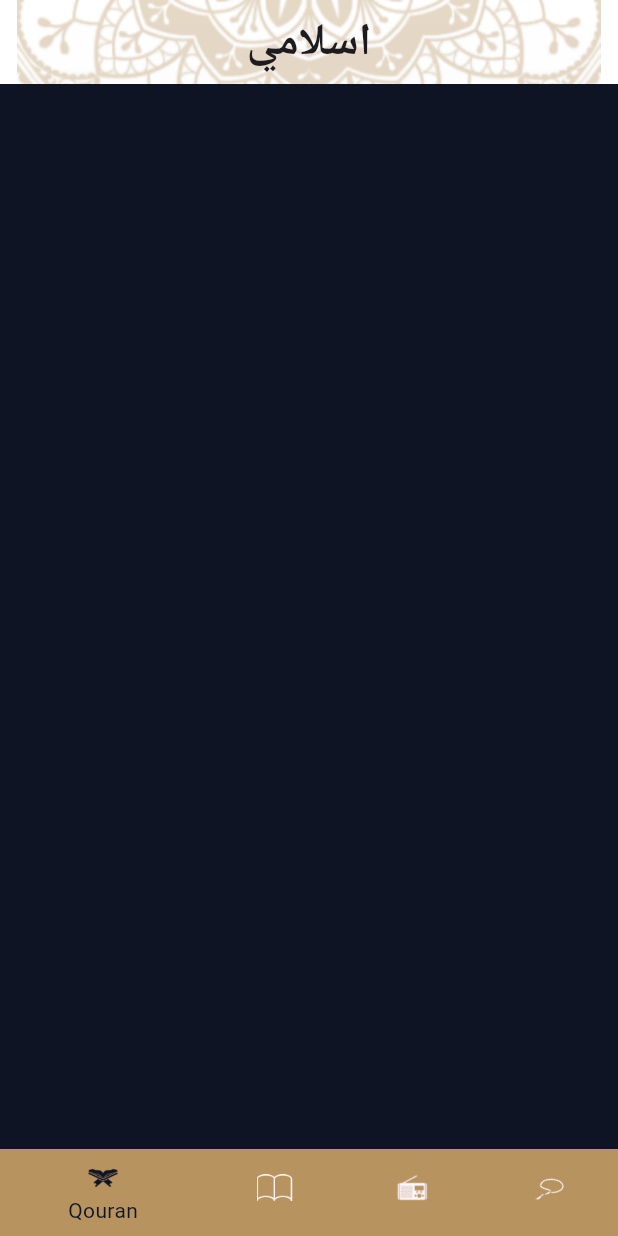
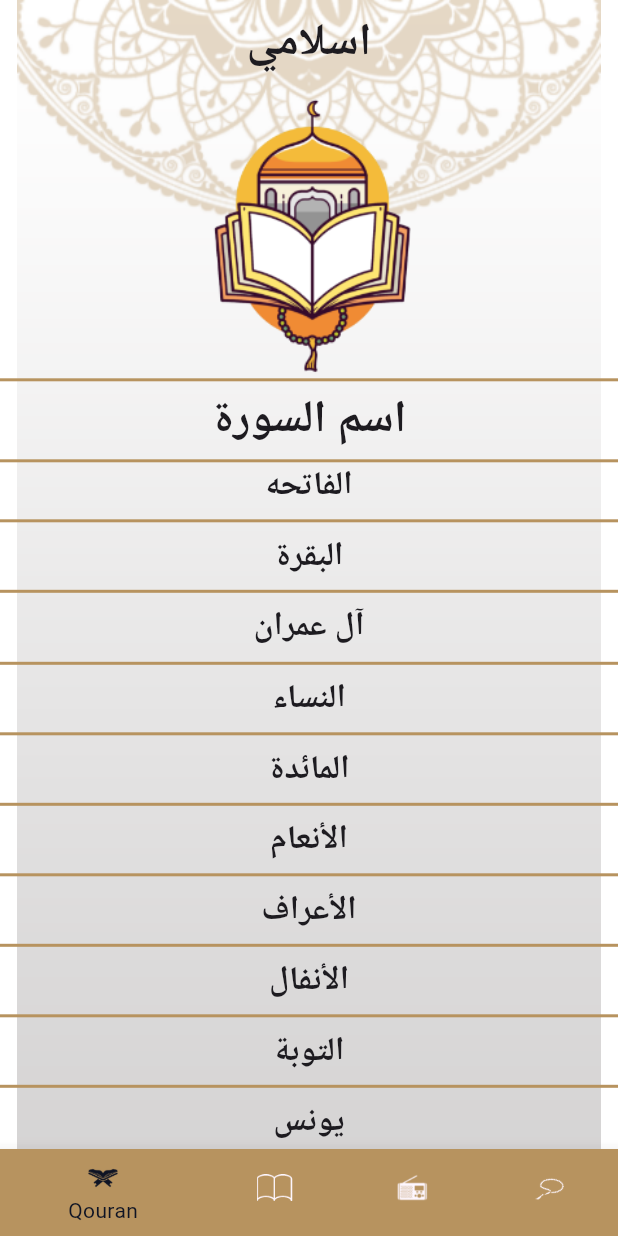
Before and after one commit to MahmoudMadihBedier/islameapp, a Flutter app: the screen it shows after launch, on a phone screen of 412 x 824 dp. Run offline on Flutter 3.47's test engine with Material 3 defaults, Android fonts, the light colour scheme and no system bars.

Commit message:
sura Name

```diff
--- /dev/null
+++ b/lib/theming/my_them_data.dart
@@ -0,0 +1,6 @@
+import 'dart:ui';
+
+class ThemData{
+  static Color primryColor = Color(0xffB7935F);
+  static Color scandColor = Color(0xff0F1424);
+}
--- a/lib/widget_fragment/quran/quran.dart
+++ b/lib/widget_fragment/quran/quran.dart
@@ -1,12 +1,67 @@
 import 'package:flutter/cupertino.dart';
+import 'package:flutter/material.dart';
+import 'package:islameapp/widget_fragment/quran/soura_name.dart';
+
+import '../../theming/my_them_data.dart';
 
 class quarnFragmant extends StatelessWidget {
-  const quarnFragmant({super.key});
+  List<String> suraNames =["الفاتحه","البقرة","آل عمران","النساء","المائدة","الأنعام","الأعراف","الأنفال","التوبة","يونس","هود"
+    ,"يوسف","الرعد","إبراهيم","الحجر","النحل","الإسراء","الكهف","مريم","طه","الأنبياء","الحج","المؤمنون"
+    ,"النّور","الفرقان","الشعراء","النّمل","القصص","العنكبوت","الرّوم","لقمان","السجدة","الأحزاب","سبأ"
+    ,"فاطر","يس","الصافات","ص","الزمر","غافر","فصّلت","الشورى","الزخرف","الدّخان","الجاثية","الأحقاف"
+    ,"محمد","الفتح","الحجرات","ق","الذاريات","الطور","النجم","القمر","الرحمن","الواقعة","الحديد","المجادلة"
+    ,"الحشر","الممتحنة","الصف","الجمعة","المنافقون","التغابن","الطلاق","التحريم","الملك","القلم","الحاقة","المعارج"
+    ,"نوح","الجن","المزّمّل","المدّثر","القيامة","الإنسان","المرسلات","النبأ","النازعات","عبس","التكوير","الإنفطار"
+    ,"المطفّفين","الإنشقاق","البروج","الطارق","الأعلى","الغاشية","الفجر","البلد","الشمس","الليل","الضحى","الشرح"
+    ,"التين","العلق","القدر","البينة","الزلزلة","العاديات","القارعة","التكاثر","العصر",
+    "الهمزة","الفيل","قريش","الماعون","الكوثر","الكافرون","النصر","المسد","الإخلاص","الفلق","الناس"];
 
   @override
   Widget build(BuildContext context) {
     return Container(
-      decoration: BoxDecoration(color: Color(0xff0F1424)),
-    ) ;
+      child: Column(
+        crossAxisAlignment: CrossAxisAlignment.stretch,
+        children: [
+          Expanded(
+              flex: 3,
+              child: Image.asset("assets/images/qur2an_screen_logo.png")),
+          Container(
+            width: double.infinity,
+            color: ThemData.primryColor,
+            height: 2,
+          ),
+          Container(
+            margin: EdgeInsets.symmetric(vertical :4),
+            child: Text(
+              "اسم السورة",
+              textAlign: TextAlign.center,
+              style: TextStyle(
+
+                fontWeight: FontWeight.bold,
+                fontSize: 30,
+              ),
+            ),
+          ),
+          Container(
+            width: double.infinity,
+            color: ThemData.primryColor,
+            height: 2,
+          ),
+          Expanded(
+              flex: 7,
+              child: Container(
+                child:ListView.separated(
+                  separatorBuilder:(context,index){
+                    return Divider(color:ThemData.primryColor,thickness: 2,);
+                  },
+                  itemCount: suraNames.length,
+                    itemBuilder: (context ,index){
+                  return suraName(suraNames[index]);
+                }) ,
+
+              )),
+        ],
+      ),
+    );
   }
 }
--- /dev/null
+++ b/lib/widget_fragment/quran/soura_name.dart
@@ -0,0 +1,17 @@
+import 'package:flutter/cupertino.dart';
+
+class suraName extends StatelessWidget {
+  String SuraName;
+
+  suraName(this.SuraName);
+
+  @override
+  Widget build(BuildContext context) {
+    return Text(SuraName,
+        textAlign: TextAlign.center,
+        style: TextStyle(
+          fontWeight: FontWeight.bold,
+          fontSize: 22,
+        ));
+  }
+}
```
